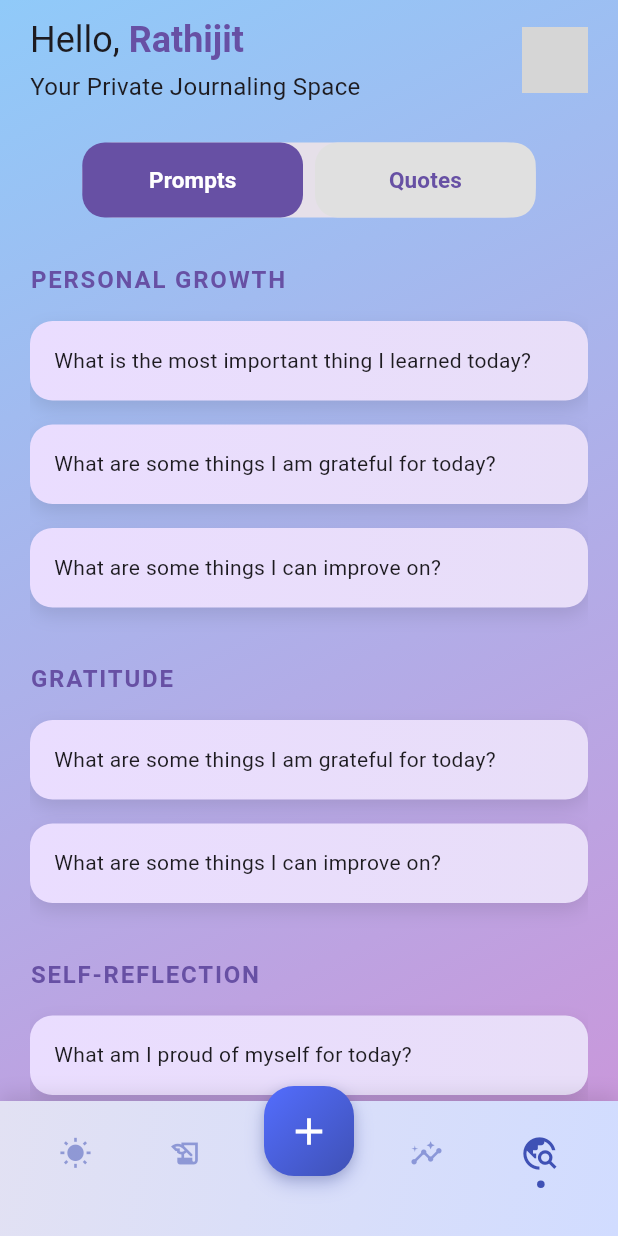
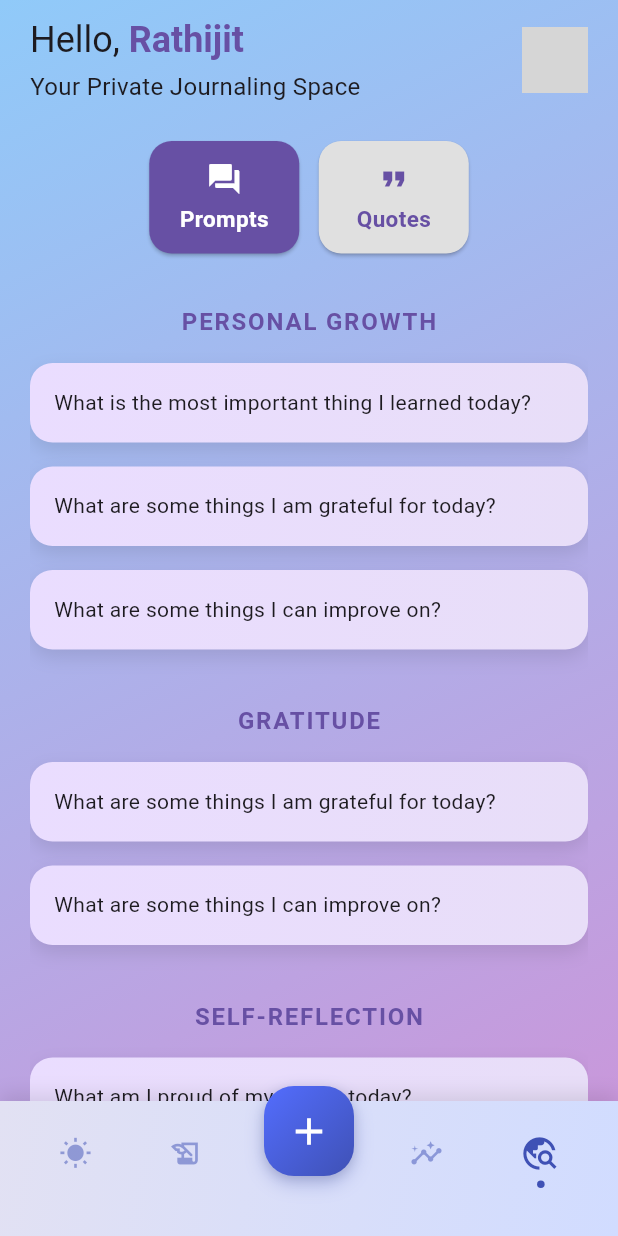
Before and after one commit to rathijitpapon/reflectme, a Flutter app: the screen it shows after launch, item 5 of the bottom bar chosen, on a phone screen of 412 x 824 dp. Run offline on Flutter 3.47's test engine with Material 3 defaults, Android fonts, the phone set to English and light mode, and no system bars; our stand-ins replace cached_network_image, carousel_slider; network calls fail; grey boxes are pictures that could not be loaded.

Commit message:
:construction: improved segmented control button design by adding space and icons

```diff
--- a/lib/components/date_range_picker.dart
+++ b/lib/components/date_range_picker.dart
@@ -58,7 +58,7 @@ class _DateRangePickerState extends State<DateRangePicker> {
     return Card(
       child: Container(
         alignment: Alignment.center,
-        width: _selectedOption == DateRangeOption.customRange ? 260 : 200,
+        width: _selectedOption == DateRangeOption.customRange ? 240 : 180,
         height: _selectedOption == DateRangeOption.customRange ? 100 : 50,
         child: Column(
           mainAxisAlignment: MainAxisAlignment.center,
--- a/lib/components/prompt_widget.dart
+++ b/lib/components/prompt_widget.dart
@@ -15,7 +15,8 @@ class ExplorePrompt extends StatelessWidget {
   @override
   Widget build(BuildContext context) {
     return Column(
-      crossAxisAlignment: CrossAxisAlignment.start,
+      crossAxisAlignment: CrossAxisAlignment.center,
+      mainAxisAlignment: MainAxisAlignment.center,
       children: [
         Text(
           prompt.category.toUpperCase(),
--- a/lib/main.dart
+++ b/lib/main.dart
@@ -84,7 +84,7 @@ class _MyHomePageState extends State<MyHomePage> {
                       name: name,
                       profileImageUrl: profileImageUrl,
                     ),
-                    SizedBox(height: 15),
+                    SizedBox(height: 10),
                     Expanded(
                       child: Container(
                         color: Colors.transparent,
--- a/lib/screens/explore.dart
+++ b/lib/screens/explore.dart
@@ -33,6 +33,10 @@ class _ExploreScreenState extends State<ExploreScreen> {
           selectedValue: selectedExploreView,
           values: ExploreView.values,
           onValueChanged: handleViewChange,
+          iconMap: {
+            ExploreView.prompts: Icons.question_answer,
+            ExploreView.quotes: Icons.format_quote,
+          },
         ),
         SizedBox(height: 30),
 
```
Also changed, not shown: lib/components/segmented_control.dart (+6 -11 lines), lib/components/segmented_control_button.dart (+29 -17 lines), lib/screens/history.dart (+7 -2 lines).
